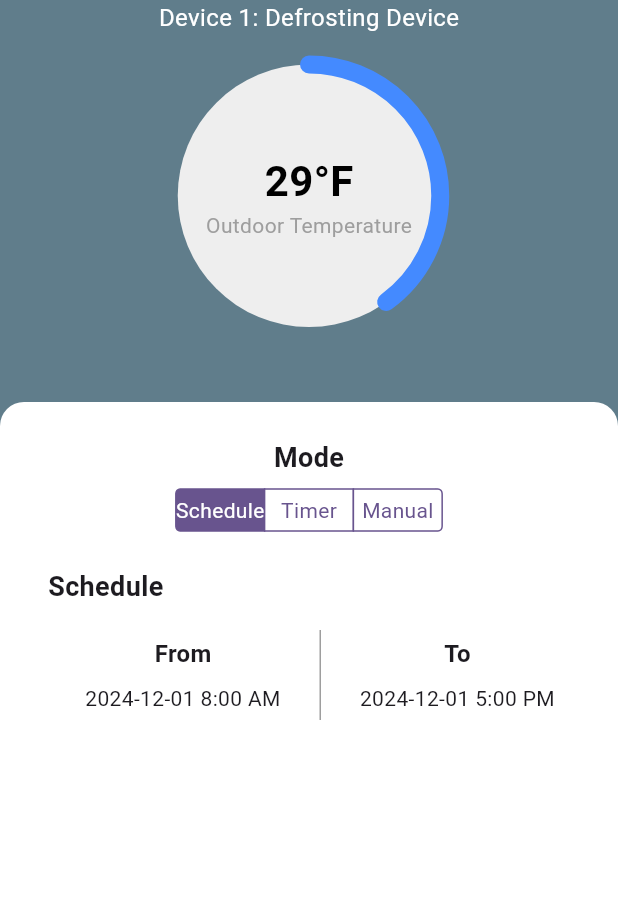
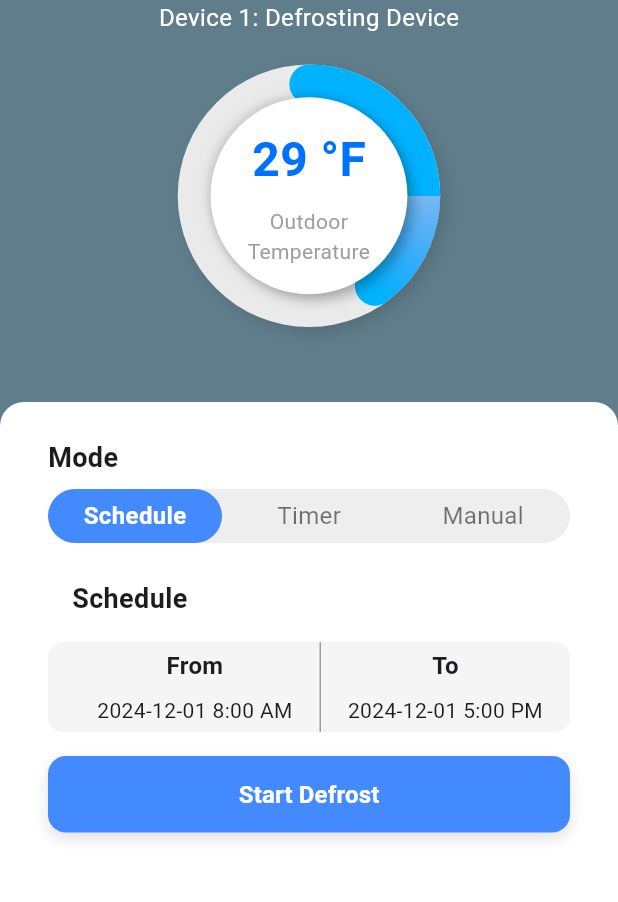
Before and after one commit to kydoaod/prototype-frostblock, a Flutter app: the DefrostDevicePage screen opened directly, after a tap on "Schedule", on a phone screen of 412 x 824 dp, the part 126-1028 px from its top. Run offline on Flutter 3.47's test engine with Material 3 defaults, Android fonts, the phone set to English and light mode, and no system bars; our stand-ins replace awesome_notifications, flutter_blue_plus.

Commit message:
Update design for defrost page

```diff
--- a/frostblok/lib/pages/defrost_device.dart
+++ b/frostblok/lib/pages/defrost_device.dart
@@ -3,7 +3,7 @@ import 'package:frostblok/widgets/circular_indicator_widget.dart';
 import 'package:frostblok/widgets/mode_tabs_widget.dart'; // Ensure you have this widget
 
 class DefrostDevicePage extends StatelessWidget {
-  const DefrostDevicePage({Key? key}) : super(key: key);
+  const DefrostDevicePage({super.key});
 
   @override
   Widget build(BuildContext context) {
@@ -23,7 +23,10 @@ class DefrostDevicePage extends StatelessWidget {
           const SizedBox(height: 20),
           const CircularIndicator(
             progress: 0.40, // Example progress
-            progressColor: Colors.blueAccent,
+            startColor: Color.fromARGB(255, 0, 112, 255),
+            endColor: Color.fromARGB(255, 0, 178, 255),
+            temperature: "29 °F",
+            label: "Outdoor Temperature",
             size: 175,
           ),
           const SizedBox(height: 50),
@@ -37,7 +40,7 @@ class DefrostDevicePage extends StatelessWidget {
                   topRight: Radius.circular(16),
                 ),
               ),
-              child: ModeTabs(), // Assuming you want tabs for controlling modes
+              child: const ModeTabs(), // Assuming you want tabs for controlling modes
             ),
           ),
         ],
--- a/frostblok/lib/widgets/circular_indicator_widget.dart
+++ b/frostblok/lib/widgets/circular_indicator_widget.dart
@@ -3,14 +3,20 @@ import 'dart:math';
 
 class CircularIndicator extends StatelessWidget {
   final double progress; // Value between 0 and 1
-  final Color progressColor;
+  final Color startColor;
+  final Color endColor;
+  final String temperature;
+  final String label;
   final double size;
 
   const CircularIndicator({
     super.key,
     required this.progress,
-    required this.progressColor,
-    this.size = 150,
+    required this.startColor,
+    required this.endColor,
+    required this.temperature,
+    required this.label,
+    this.size = 200,
   });
 
   @override
@@ -21,46 +27,83 @@ class CircularIndicator extends StatelessWidget {
       child: Stack(
         alignment: Alignment.center,
         children: [
-          // Background Circle
+          // Background Circle (Progress Arc Base)
           Container(
             width: size,
             height: size,
             decoration: BoxDecoration(
               shape: BoxShape.circle,
-              color: Colors.grey.shade200,
+              gradient: RadialGradient(
+                colors: [
+                  Colors.grey.shade300,
+                  Colors.grey.shade100,
+                ],
+                center: Alignment.center,
+                radius: 1.0,
+              ),
+              boxShadow: const [
+                BoxShadow(
+                  color: Colors.black12,
+                  blurRadius: 8,
+                  offset: Offset(4, 4),
+                ),
+              ],
             ),
           ),
-          // Progress Arc
+          // Gradient Progress Arc
           SizedBox(
             width: size,
             height: size,
             child: CustomPaint(
-              painter: _CircularArcPainter(
+              painter: _GradientArcPainter(
                 progress: progress,
-                color: progressColor,
+                startColor: startColor,
+                endColor: endColor,
               ),
             ),
           ),
-          // Center Content
-          const Column(
+          // Inner Circle
+          Container(
+            width: size * 0.75, // Inner circle is smaller
+            height: size * 0.75,
+            decoration: const BoxDecoration(
+              shape: BoxShape.circle,
+              color: Colors.white,
+              boxShadow: [
+                BoxShadow(
+                  color: Colors.black12,
+                  blurRadius: 4,
+                  offset: Offset(-2, -2),
+                ),
+                BoxShadow(
+                  color: Colors.black26,
+                  blurRadius: 6,
+                  offset: Offset(4, 4),
+                ),
+              ],
+            ),
+            child: Column(
               mainAxisAlignment: MainAxisAlignment.center,
               children: [
                 Text(
-                "29°F",
+                  temperature,
                   style: TextStyle(
-                  fontSize: 28,
+                    fontSize: 32,
                     fontWeight: FontWeight.bold,
-                  color: Colors.black,
+                    color: startColor,
                   ),
                 ),
+                const SizedBox(height: 8),
                 Text(
-                "Outdoor Temperature",
-                style: TextStyle(
+                  label,
+                  style: const TextStyle(
                     fontSize: 14,
                     color: Colors.grey,
                   ),
+                  textAlign: TextAlign.center,
                 ),
               ],
+            ),
           ),
         ],
       ),
@@ -68,24 +111,46 @@ class CircularIndicator extends StatelessWidget {
   }
 }
 
-class _CircularArcPainter extends CustomPainter {
+class _GradientArcPainter extends CustomPainter {
   final double progress;
-  final Color color;
+  final Color startColor;
+  final Color endColor;
 
-  _CircularArcPainter({required this.progress, required this.color});
+  _GradientArcPainter({
+    required this.progress,
+    required this.startColor,
+    required this.endColor,
+  });
 
   @override
   void paint(Canvas canvas, Size size) {
+    // Outer stroke width adjustment
+    final double strokeWidth = size.width * 0.15; // Manipis ang stroke
+    final double adjustedRadius = (size.width / 2) - (strokeWidth / 2); // Panatilihin ang inner edge
+
     final Paint paint = Paint()
-      ..color = color
       ..style = PaintingStyle.stroke
-      ..strokeWidth = 12
+      ..strokeWidth = strokeWidth
+      ..shader = SweepGradient(
+        startAngle: -pi / 2,
+        endAngle: (2 * pi * progress) - pi / 2,
+        colors: [
+          startColor,
+          startColor.withOpacity(0.3),  // Intermediate Color
+          endColor
+        ],
+      stops: const [0.0, 0.5, 1.0],         // Define transition points
+      ).createShader(
+        Rect.fromLTWH(0, 0, size.width, size.height),
+      )
       ..strokeCap = StrokeCap.round;
 
-    final double angle = 2 * pi * progress;
-    final Rect rect = Rect.fromLTWH(0, 0, size.width, size.height);
+    final Rect rect = Rect.fromCircle(
+      center: Offset(size.width / 2, size.height / 2),
+      radius: adjustedRadius, // Gamitin ang adjusted radius
+    );
 
-    canvas.drawArc(rect, -pi / 2, angle, false, paint);
+    canvas.drawArc(rect, -pi / 2, 2 * pi * progress, false, paint);
   }
 
   @override
--- a/frostblok/lib/widgets/mode_tabs_widget.dart
+++ b/frostblok/lib/widgets/mode_tabs_widget.dart
@@ -9,16 +9,30 @@ class ModeTabs extends StatefulWidget {
 }
 
 class _ModeTabsState extends State<ModeTabs> {
-  int _selectedIndex = 0; // Default selected tab (Schedule)
-
-  // Schedule Date-Time variables
+  int _selectedIndex = 0;
   DateTime _selectedFromDate = DateTime.now();
   TimeOfDay _selectedFromTime = const TimeOfDay(hour: 8, minute: 0);
   DateTime _selectedToDate = DateTime.now();
   TimeOfDay _selectedToTime = const TimeOfDay(hour: 17, minute: 0);
 
+  bool _isDefrosting = false; // Added state to track defrosting
+
+  // Theme Colors
+  Color _activeThemeColor = Colors.blueAccent;
+
+  void _toggleDefrost() {
+    setState(() {
+      _isDefrosting = !_isDefrosting;
+      _activeThemeColor = _isDefrosting ? Colors.amberAccent : Colors.blueAccent;
+    });
+  }
+
   void _showDateTimePicker(
-      BuildContext context, DateTime initialDate, TimeOfDay initialTime, Function(DateTime, TimeOfDay) onDateTimeChanged) async {
+    BuildContext context,
+    DateTime initialDate,
+    TimeOfDay initialTime,
+    Function(DateTime, TimeOfDay) onDateTimeChanged,
+  ) async {
     final DateTime? pickedDate = await showDatePicker(
       context: context,
       initialDate: initialDate,
@@ -43,11 +57,7 @@ class _ModeTabsState extends State<ModeTabs> {
     return Expanded(
       child: InkWell(
         onTap: () {
-          _showDateTimePicker(
-            context,
-            date,
-            time,
-            (pickedDate, pickedTime) {
+          _showDateTimePicker(context, date, time, (pickedDate, pickedTime) {
             setState(() {
               if (label == "From") {
                 _selectedFromDate = pickedDate;
@@ -57,8 +67,7 @@ class _ModeTabsState extends State<ModeTabs> {
                 _selectedToTime = pickedTime;
               }
             });
-            },
-          );
+          });
         },
         child: Column(
           mainAxisSize: MainAxisSize.min,
@@ -69,6 +78,7 @@ class _ModeTabsState extends State<ModeTabs> {
                 fontSize: 16,
                 fontWeight: FontWeight.bold,
               ),
+              textAlign: TextAlign.center,
             ),
             const SizedBox(height: 8),
             Text(
@@ -83,7 +93,7 @@ class _ModeTabsState extends State<ModeTabs> {
 
   Widget _buildSegmentContent() {
     switch (_selectedIndex) {
-      case 0: // Schedule Mode
+      case 0:
         return Column(
           crossAxisAlignment: CrossAxisAlignment.start,
           children: [
@@ -95,7 +105,12 @@ class _ModeTabsState extends State<ModeTabs> {
               ),
             ),
             const SizedBox(height: 8),
-            Padding(
+            Container(
+              decoration: BoxDecoration(
+                borderRadius: BorderRadius.circular(10),
+                color: Colors.grey.shade100,
+              ),
+              child: Padding(
                 padding: const EdgeInsets.only(left: 15),
                 child: Row(
                   children: [
@@ -111,9 +126,10 @@ class _ModeTabsState extends State<ModeTabs> {
                   ],
                 ),
               ),
+            ),
           ],
         );
-      case 1: // Timer Mode
+      case 1:
         return Column(
           crossAxisAlignment: CrossAxisAlignment.start,
           children: [
@@ -126,12 +142,11 @@ class _ModeTabsState extends State<ModeTabs> {
             ),
             Center(
               child: SizedBox(
-                height: 150,
+                height: 120,
                 child: CupertinoTimerPicker(
-                  mode: CupertinoTimerPickerMode.hms, // Hours, Minutes, Seconds
+                  mode: CupertinoTimerPickerMode.hms,
                   initialTimerDuration: const Duration(minutes: 15),
                   onTimerDurationChanged: (Duration newDuration) {
-                    // Handle timer duration selection
                     print("Selected duration: $newDuration");
                   },
                 ),
@@ -139,7 +154,7 @@ class _ModeTabsState extends State<ModeTabs> {
             ),
           ],
         );
-      case 2: // Manual Mode
+      case 2:
         return const Column(
           crossAxisAlignment: CrossAxisAlignment.start,
           children: [
@@ -158,11 +173,88 @@ class _ModeTabsState extends State<ModeTabs> {
     }
   }
 
+  Widget _buildSegmentedControl() {
+    return Container(
+      margin: const EdgeInsets.symmetric(horizontal: 16),
+      height: 36,
+      decoration: BoxDecoration(
+        color: Colors.grey.shade200,
+        borderRadius: BorderRadius.circular(24),
+      ),
+      child: Row(
+        children: List.generate(3, (index) {
+          final bool isSelected = _selectedIndex == index;
+          return Expanded(
+            child: GestureDetector(
+              onTap: () {
+                setState(() {
+                  _selectedIndex = index;
+                });
+              },
+              child: AnimatedContainer(
+                duration: const Duration(milliseconds: 200),
+                alignment: Alignment.center,
+                decoration: BoxDecoration(
+                  color: isSelected ? _activeThemeColor : Colors.transparent,
+                  borderRadius: isSelected ? BorderRadius.circular(24) : BorderRadius.zero,
+                ),
+                child: Text(
+                  index == 0
+                      ? 'Schedule'
+                      : index == 1
+                          ? 'Timer'
+                          : 'Manual',
+                  style: TextStyle(
+                    color: isSelected ? Colors.white : Colors.black54,
+                    fontSize: 16,
+                    fontWeight: isSelected ? FontWeight.bold : FontWeight.normal,
+                  ),
+                ),
+              ),
+            ),
+          );
+        }),
+      ),
+    );
+  }
+
+  Widget _buildDefrostButton() {
+    return Padding(
+      padding: const EdgeInsets.all(16),
+      child: Container(
+        width: double.infinity,
+        decoration: BoxDecoration(
+          color: _activeThemeColor,
+          borderRadius: BorderRadius.circular(12),
+          boxShadow: const [
+            BoxShadow(
+              color: Colors.black12,
+              offset: Offset(0, 4),
+              blurRadius: 8,
+            ),
+          ],
+        ),
+        child: MaterialButton(
+          onPressed: _toggleDefrost,
+          padding: const EdgeInsets.symmetric(vertical: 14),
+          child: Text(
+            _isDefrosting ? 'Device is Running...' : 'Start Defrost',
+            style: const TextStyle(
+              color: Colors.white,
+              fontSize: 16,
+              fontWeight: FontWeight.bold,
+            ),
+          ),
+        ),
+      ),
+    );
+  }
+
   @override
   Widget build(BuildContext context) {
     return Column(
+      crossAxisAlignment: CrossAxisAlignment.start,
       children: [
-        // "Mode" Label
         const Padding(
           padding: EdgeInsets.symmetric(horizontal: 16.0, vertical: 8.0),
           child: Text(
@@ -170,24 +262,12 @@ class _ModeTabsState extends State<ModeTabs> {
             style: TextStyle(fontSize: 18, fontWeight: FontWeight.bold),
           ),
         ),
-        // Segmented Button
-        CupertinoSegmentedControl<int>(
-          children: const {
-            0: Text("Schedule"),
-            1: Text("Timer"),
-            2: Text("Manual"),
-          },
-          onValueChanged: (int value) {
-            setState(() {
-              _selectedIndex = value;
-            });
-          },
-          groupValue: _selectedIndex,
-        ),
+        _buildSegmentedControl(),
         const SizedBox(height: 16),
-        Expanded(
-          child: _buildSegmentContent(),
-        ),
+        Padding(
+            padding: const EdgeInsets.symmetric(horizontal: 16),
+            child: _buildSegmentContent()),
+          _buildDefrostButton(),
       ],
     );
   }
--- a/frostblok/pubspec.yaml
+++ b/frostblok/pubspec.yaml
@@ -38,6 +38,7 @@ dependencies:
   carousel_slider: ^5.0.0
   awesome_notifications: ^0.10.0
   flutter_blue_plus: ^1.34.5
+  http: ^1.2.2
 
 dev_dependencies:
   flutter_test:
```
Also changed, not shown: frostblok/lib/utils/api_fetch.dart (added, +102 -0 lines), frostblok/pubspec.lock. Lines whose indentation alone changed are shown as unchanged.
